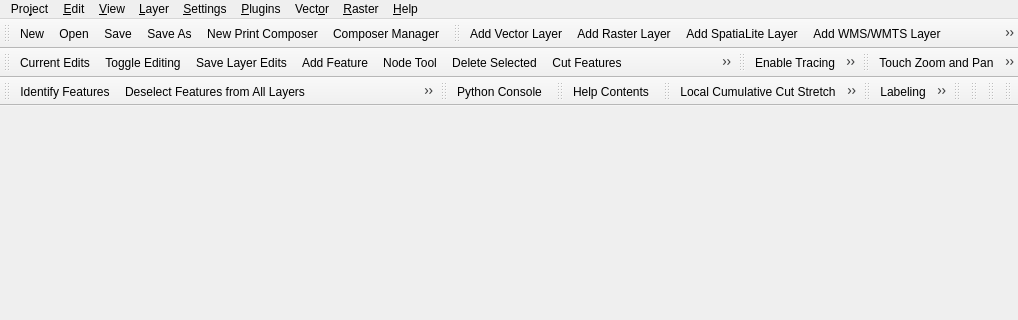
The window that src/ui/qgisapp.ui (qgis/QGIS) describes before a commit, drawn with Qt 5; both pictures show x 0 to 1018 and y 0 to 320 of the 1018 by 506 pixel window.
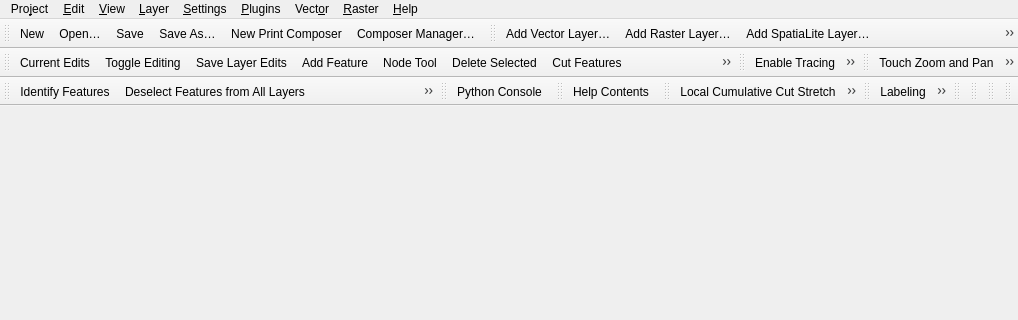
The same window after the commit. Icons and pictures are not drawn.

Patch:
```diff
--- a/src/ui/qgisapp.ui
+++ b/src/ui/qgisapp.ui
@@ -598,7 +598,7 @@
      <normaloff>:/images/themes/default/mActionFileOpen.svg</normaloff>:/images/themes/default/mActionFileOpen.svg</iconset>
    </property>
    <property name="text">
-    <string>&amp;Open...</string>
+    <string>&amp;Open…</string>
    </property>
    <property name="shortcut">
     <string>Ctrl+O</string>
@@ -622,7 +622,7 @@
      <normaloff>:/images/themes/default/mActionFileSaveAs.svg</normaloff>:/images/themes/default/mActionFileSaveAs.svg</iconset>
    </property>
    <property name="text">
-    <string>Save &amp;As...</string>
+    <string>Save &amp;As…</string>
    </property>
    <property name="shortcut">
     <string>Ctrl+Shift+S</string>
@@ -655,7 +655,7 @@
      <normaloff>:/images/themes/default/mActionComposerManager.svg</normaloff>:/images/themes/default/mActionComposerManager.svg</iconset>
    </property>
    <property name="text">
-    <string>Composer Manager...</string>
+    <string>Composer Manager…</string>
    </property>
   </action>
   <action name="mActionExit">
@@ -1311,7 +1311,7 @@
      <normaloff>:/images/themes/default/mActionAddOgrLayer.svg</normaloff>:/images/themes/default/mActionAddOgrLayer.svg</iconset>
    </property>
    <property name="text">
-    <string>Add Vector Layer...</string>
+    <string>Add Vector Layer…</string>
    </property>
    <property name="shortcut">
     <string>Ctrl+Shift+V</string>
@@ -1323,7 +1323,7 @@
      <normaloff>:/images/themes/default/mActionAddRasterLayer.svg</normaloff>:/images/themes/default/mActionAddRasterLayer.svg</iconset>
    </property>
    <property name="text">
-    <string>Add Raster Layer...</string>
+    <string>Add Raster Layer…</string>
    </property>
    <property name="shortcut">
     <string>Ctrl+Shift+R</string>
@@ -1347,7 +1347,7 @@
      <normaloff>:/images/themes/default/mActionAddSpatiaLiteLayer.svg</normaloff>:/images/themes/default/mActionAddSpatiaLiteLayer.svg</iconset>
    </property>
    <property name="text">
-    <string>Add SpatiaLite Layer...</string>
+    <string>Add SpatiaLite Layer…</string>
    </property>
    <property name="shortcut">
     <string>Ctrl+Shift+L</string>
@@ -1395,7 +1395,7 @@
      <normaloff>:/images/themes/default/mActionAddWmsLayer.svg</normaloff>:/images/themes/default/mActionAddWmsLayer.svg</iconset>
    </property>
    <property name="text">
-    <string>Add WMS/WMTS Layer...</string>
+    <string>Add WMS/WMTS Layer…</string>
    </property>
    <property name="shortcut">
     <string>Ctrl+Shift+W</string>
@@ -1833,7 +1833,7 @@
      <normaloff>:/images/themes/default/mActionAddWfsLayer.svg</normaloff>:/images/themes/default/mActionAddWfsLayer.svg</iconset>
    </property>
    <property name="text">
-    <string>Add WFS Layer...</string>
+    <string>Add WFS Layer…</string>
    </property>
    <property name="toolTip">
     <string>Add WFS Layer</string>
@@ -1917,7 +1917,7 @@
      <normaloff>:/images/themes/default/mActionAddWcsLayer.svg</normaloff>:/images/themes/default/mActionAddWcsLayer.svg</iconset>
    </property>
    <property name="text">
-    <string>Add WCS Layer...</string>
+    <string>Add WCS Layer…</string>
    </property>
   </action>
   <action name="mActionDecorationGrid">
@@ -2264,7 +2264,7 @@
      <normaloff>:/images/themes/default/mActionAddDelimitedTextLayer.svg</normaloff>:/images/themes/default/mActionAddDelimitedTextLayer.svg</iconset>
    </property>
    <property name="text">
-    <string>Add Delimited Text Layer...</string>
+    <string>Add Delimited Text Layer…</string>
    </property>
    <property name="toolTip">
     <string>Add Delimited Text Layer</string>
@@ -2276,7 +2276,7 @@
      <normaloff>:/images/themes/default/mActionAddVirtualLayer.svg</normaloff>:/images/themes/default/mActionAddVirtualLayer.svg</iconset>
    </property>
    <property name="text">
-    <string>Add/Edit Virtual Layer...</string>
+    <string>Add/Edit Virtual Layer…</string>
    </property>
    <property name="toolTip">
     <string>Add/Edit Virtual Layer</string>
```
Left out of the diff: 74 changed lines with no effect on the pictures.
